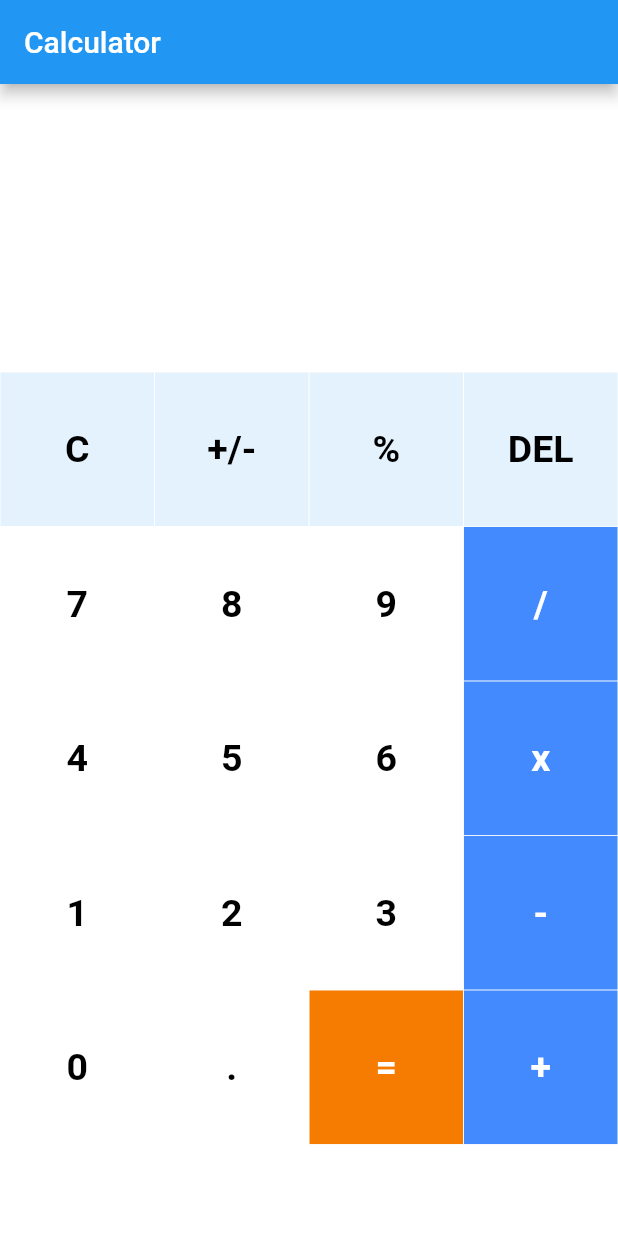
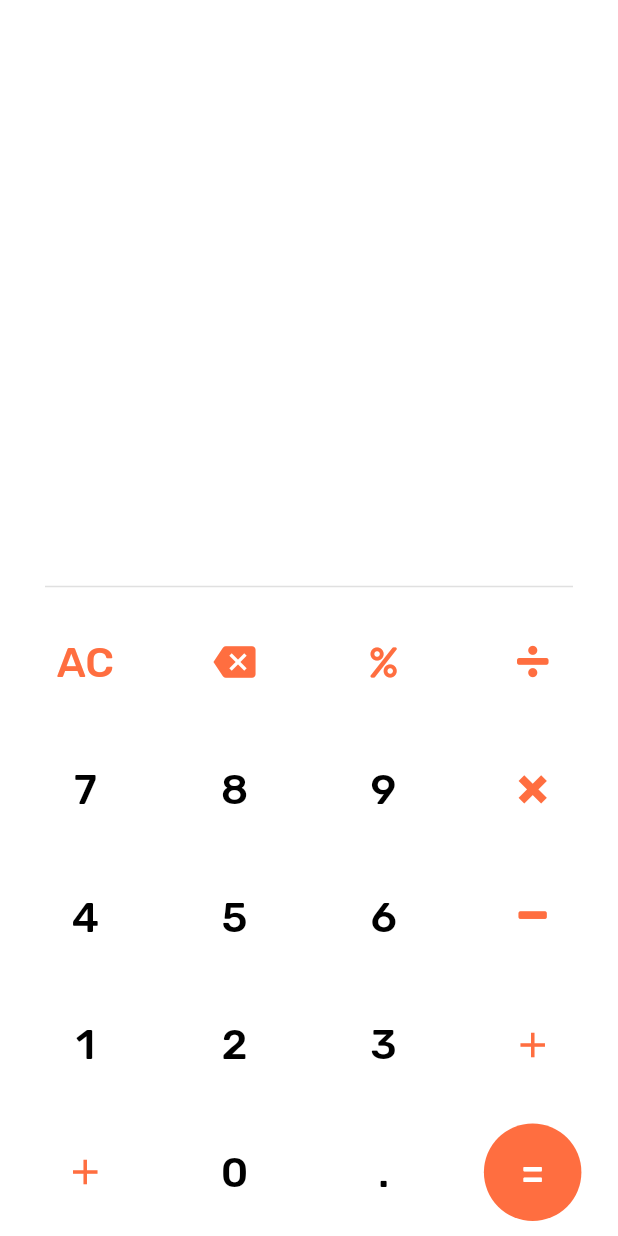
Before and after one commit to qadher/flutter-calculator, a Flutter app: the screen it shows after launch, on a phone screen of 412 x 824 dp. Run offline on Flutter 3.47's test engine with Material 2 defaults, Android fonts, the phone set to English and light mode, and no system bars; our stand-ins replace math_expressions.

Commit message:
demo done

```diff
--- /dev/null
+++ b/lib/calculatorButton.dart
@@ -0,0 +1,48 @@
+import 'package:flutter/material.dart';
+
+class CalculatorButton extends StatelessWidget {
+  final String text;
+  final Color textColor;
+  final Color fillColor;
+  final double textSize;
+  final Function callback;
+
+  const CalculatorButton({Key? key,
+    this.text = '',
+    this.textColor = Colors.black,
+    this.fillColor = Colors.white,
+    this.textSize = 28,
+    required this.callback,
+  }) : super(key: key);
+
+  @override
+  Widget build(BuildContext context) {
+    return Container(
+      margin: EdgeInsets.all(10),
+      child: SizedBox(
+        width: 65,
+        height: 65,
+        child: TextButton(
+          style: ButtonStyle(
+              backgroundColor: MaterialStateProperty.all(fillColor),
+              overlayColor: MaterialStateProperty.all(Colors.grey[50]),
+              // animationDuration: Duration(seconds: 70),
+              shape: MaterialStateProperty.all(RoundedRectangleBorder(
+            borderRadius: BorderRadius.circular(50),
+          ))),
+          onPressed: () {
+            callback(text);
+          },
+          child: Text(
+            text,
+            style: TextStyle(
+              fontFamily: 'Rubik',
+              fontSize: textSize,
+              color: textColor,
+            ),
+          ),
+        ),
+      ),
+    );
+  }
+}
--- /dev/null
+++ b/lib/calculatorIconButton.dart
@@ -0,0 +1,45 @@
+import 'package:flutter/material.dart';
+
+class CalculatorIconButton extends StatelessWidget {
+  final Color textColor;
+  final Color fillColor;
+  final Icon buttonIcon;
+  final Function callback;
+  final String text;
+
+  const CalculatorIconButton({Key? key,
+    this.textColor = Colors.deepOrangeAccent,
+    this.fillColor = Colors.white,
+    required this.buttonIcon,
+    required this.callback,
+    required this.text,
+  }) : super(key: key);
+
+
+
+  @override
+  Widget build(BuildContext context) {
+    return Container(
+      margin: EdgeInsets.all(10),
+      child: SizedBox(
+        width: 65,
+        height: 65,
+        child: Ink(
+    decoration: ShapeDecoration(
+    color: fillColor,
+    shape: RoundedRectangleBorder(borderRadius: BorderRadius.circular(50)),
+    ),
+
+    child:  IconButton(
+           icon: buttonIcon,
+        iconSize: 28,
+        color: Colors.deepOrangeAccent, onPressed: () { callback(text); },
+      ),
+          // onPressed: () {
+          //   callback(text);
+          // },
+        ),
+      ),
+      );
+  }
+}
--- /dev/null
+++ b/lib/custom_icon_icons.dart
@@ -0,0 +1,41 @@
+/// Flutter icons CustomIcon
+/// Copyright (C) 2021 by original authors @ fluttericon.com, fontello.com
+/// This font was generated by FlutterIcon.com, which is derived from Fontello.
+///
+/// To use this font, place it in your fonts/ directory and include the
+/// following in your pubspec.yaml
+///
+/// flutter:
+///   fonts:
+///    - family:  CustomIcon
+///      fonts:
+///       - asset: fonts/CustomIcon.ttf
+///
+///
+/// * Font Awesome 4, Copyright (C) 2016 by Dave Gandy
+///         Author:    Dave Gandy
+///         License:   SIL ()
+///         Homepage:  http://fortawesome.github.com/Font-Awesome/
+/// * Iconic, Copyright (C) 2012 by P.J. Onori
+///         Author:    P.J. Onori
+///         License:   SIL (http://scripts.sil.org/OFL)
+///         Homepage:  http://somerandomdude.com/work/iconic/
+/// * Font Awesome 5, Copyright (C) 2016 by Dave Gandy
+///         Author:    Dave Gandy
+///         License:   SIL (https://github.com/FortAwesome/Font-Awesome/blob/master/LICENSE.txt)
+///         Homepage:  http://fortawesome.github.com/Font-Awesome/
+///
+import 'package:flutter/widgets.dart';
+
+class CustomIcon {
+  CustomIcon._();
+
+  static const _kFontFam = 'CustomIcon';
+  static const String? _kFontPkg = null;
+
+  static const IconData minus = IconData(0xe800, fontFamily: _kFontFam, fontPackage: _kFontPkg);
+  static const IconData cancel = IconData(0xe801, fontFamily: _kFontFam, fontPackage: _kFontPkg);
+  static const IconData percent = IconData(0xf295, fontFamily: _kFontFam, fontPackage: _kFontPkg);
+  static const IconData divide = IconData(0xf529, fontFamily: _kFontFam, fontPackage: _kFontPkg);
+  static const IconData equals = IconData(0xf52c, fontFamily: _kFontFam, fontPackage: _kFontPkg);
+}
--- a/lib/homePage.dart
+++ b/lib/homePage.dart
@@ -1,189 +1,159 @@
-import 'package:calculator/myButton.dart';
+import 'package:calculator/calculatorButton.dart';
+import 'package:calculator/calculatorIconButton.dart';
+import 'package:calculator/custom_icon_icons.dart';
 import 'package:flutter/material.dart';
 import 'package:math_expressions/math_expressions.dart';
 
 class HomePage extends StatefulWidget {
+  const HomePage({Key? key}) : super(key: key);
+
   @override
   _HomePageState createState() => _HomePageState();
 }
 
 class _HomePageState extends State<HomePage> {
-  var userInput = '';
-  var answer = '';
 
-// Array of button
-  final List<String> buttons = [
-    'C',
-    '+/-',
-    '%',
-    'DEL',
-    '7',
-    '8',
-    '9',
-    '/',
-    '4',
-    '5',
-    '6',
-    'x',
-    '1',
-    '2',
-    '3',
-    '-',
-    '0',
-    '.',
-    '=',
-    '+',
-  ];
+  String _history = '';
+  String _expression = '';
+
+  void numClick(String text){
+    setState(() {
+      _expression += text;
+    });
+  }
+
+  void allClear(String text){
+    setState(() {
+      _expression = '';
+      _history = '';
+    });
+  }
+
+  void clear(String text){
+    setState(() {
+      _expression = '';
+    });
+  }
+
+  void evaluate(String text){
+    Parser p = Parser();
+    Expression exp = p.parse(_expression);
+    ContextModel cm = ContextModel();
+    double eval = exp.evaluate(EvaluationType.REAL, cm);
+
+    setState(() {
+      _history = _expression;
+      _expression = eval.toString();
+    });
+  }
 
   @override
   Widget build(BuildContext context) {
-    return Scaffold(
-      appBar: new AppBar(
-        title: new Text("Calculator"),
-      ), //AppBar
-      backgroundColor: Colors.white38,
+    return MaterialApp(
+      title: 'Calculator',
+      home: Scaffold(
+        backgroundColor: Color(0xFFFFFFFF),
         body: Column(
-        children: <Widget>[
-          Expanded(
-            child: Container(
-              child: Column(
-                  mainAxisAlignment: MainAxisAlignment.spaceEvenly,
-                  children: <Widget>[
+          mainAxisAlignment: MainAxisAlignment.end,
+          children: [
             Container(
-                      padding: EdgeInsets.all(20),
-                      alignment: Alignment.centerRight,
+              padding: EdgeInsets.only(right: 12),
               child: Text(
-                        userInput,
-                        style: TextStyle(fontSize: 18, color: Colors.white),
+                _history,
+                style: TextStyle(
+                  fontFamily: 'Rubik',
+                  fontSize: 24,
+                  color: Colors.black54,
                 ),
               ),
+              alignment: Alignment(1, 1),
+            ),
             Container(
-                      padding: EdgeInsets.all(15),
-                      alignment: Alignment.centerRight,
+              padding: EdgeInsets.all(12),
               child: Text(
-                        answer,
+                _expression,
                 style: TextStyle(
-                            fontSize: 30,
-                            color: Colors.white,
-                            fontWeight: FontWeight.bold),
-                      ),
-                    )
-                  ]),
+                  fontFamily: 'Rubik',
+                  fontSize: 48,
+                  color: Colors.black,
                 ),
               ),
-          Expanded(
-            flex: 3,
-            child: Container(
-              child: GridView.builder(
-                  itemCount: buttons.length,
-                  gridDelegate: SliverGridDelegateWithFixedCrossAxisCount(
-                      crossAxisCount: 4),
-                  itemBuilder: (BuildContext context, int index) {
-                    // Clear Button
-                    if (index == 0) {
-                      return MyButton(
-                        buttontapped: () {
-                          setState(() {
-                            userInput = '';
-                            answer = '0';
-                          });
-                        },
-                        buttonText: buttons[index],
-                        color: Colors.blue[50],
-                        textColor: Colors.black,
-                      );
-                    }
+              alignment: Alignment(1, 1),
+            ),
+            Divider(thickness: 1, indent: 30,endIndent: 30,),
+            Row(
+              mainAxisAlignment: MainAxisAlignment.spaceEvenly,
+              children: [
+                normalButton(buttonText: 'AC', textColor: Colors.deepOrangeAccent, callback: allClear,),
+                CalculatorIconButton(buttonIcon: Icon(Icons.backspace), text: 'C', callback: clear,),
+                CalculatorIconButton(buttonIcon: Icon(CustomIcon.percent, size: 20,), callback: numClick, text: '%',),
+                CalculatorIconButton(buttonIcon: Icon(CustomIcon.divide, size: 24,), callback: numClick, text: '/',),
 
-                    // +/- button
-                    else if (index == 1) {
-                      return MyButton(
-                        buttonText: buttons[index],
-                        color: Colors.blue[50],
-                        textColor: Colors.black,
-                      );
-                    }
-                    // % Button
-                    else if (index == 2) {
-                      return MyButton(
-                        buttontapped: () {
-                          setState(() {
-                            userInput += buttons[index];
-                          });
-                        },
-                        buttonText: buttons[index],
-                        color: Colors.blue[50],
-                        textColor: Colors.black,
-                      );
-                    }
-                    // Delete Button
-                    else if (index == 3) {
-                      return MyButton(
-                        buttontapped: () {
-                          setState(() {
-                            userInput =
-                                userInput.substring(0, userInput.length - 1);
-                          });
-                        },
-                        buttonText: buttons[index],
-                        color: Colors.blue[50],
-                        textColor: Colors.black,
-                      );
-                    }
-                    // Equal_to Button
-                    else if (index == 18) {
-                      return MyButton(
-                        buttontapped: () {
-                          setState(() {
-                            equalPressed();
-                          });
-                        },
-                        buttonText: buttons[index],
-                        color: Colors.orange[700],
-                        textColor: Colors.white,
-                      );
-                    }
-
-                    // other buttons
-                    else {
-                      return MyButton(
-                        buttontapped: () {
-                          setState(() {
-                            userInput += buttons[index];
-                          });
-                        },
-                        buttonText: buttons[index],
-                        color: isOperator(buttons[index])
-                            ? Colors.blueAccent
-                            : Colors.white,
-                        textColor: isOperator(buttons[index])
-                            ? Colors.white
-                            : Colors.black,
-                      );
-                    }
-                  }), // GridView.builder
+              ],
             ),
+            Row(
+              mainAxisAlignment: MainAxisAlignment.spaceEvenly,
+              children: [
+                normalButton(buttonText: '7', callback: numClick),
+                normalButton(buttonText: '8', callback: numClick),
+                normalButton(buttonText: '9', callback: numClick),
+                CalculatorIconButton(buttonIcon: Icon(CustomIcon.cancel, size: 24,), callback: numClick, text: '*',),
+              ],
+            ),
+            Row(
+              mainAxisAlignment: MainAxisAlignment.spaceEvenly,
+              children: [
+                normalButton(buttonText: '4', callback: numClick),
+                normalButton(buttonText: '5', callback: numClick),
+                normalButton(buttonText: '6', callback: numClick),
+                CalculatorIconButton(buttonIcon: Icon(CustomIcon.minus, size: 24,), callback: numClick, text: '-',)
+              ],
+            ),
+            Row(
+              mainAxisAlignment: MainAxisAlignment.spaceEvenly,
+              children: [
+                normalButton(buttonText: '1', callback: numClick),
+                normalButton(buttonText: '2', callback: numClick),
+                normalButton(buttonText: '3', callback: numClick),
+                CalculatorIconButton(buttonIcon: Icon(Icons.add), callback: numClick, text: '+',),
+              ],
+            ),
+            Row(
+              mainAxisAlignment: MainAxisAlignment.spaceEvenly,
+              children: [
+                CalculatorIconButton(buttonIcon: Icon(Icons.add), callback: numClick, text: '00',),
+                normalButton(buttonText: '0', callback: numClick),
+                normalButton(buttonText: '.', callback: numClick),
+                equalToButton(buttonText: '=', callback: evaluate),
+              ],
             ),
           ],
+        ),
       ),
     );
   }
 
-  bool isOperator(String x) {
-    if (x == '/' || x == 'x' || x == '-' || x == '+' || x == '=') {
-      return true;
-    }
-    return false;
+  Widget normalButton({required String buttonText, Color textColor = Colors.black, required Function callback}) {
+    return Container(
+      child: CalculatorButton(
+        text: buttonText,
+        textColor: textColor,
+        fillColor: Colors.white,
+          callback: callback,
+
+      ),
+    );
   }
 
-// function to calculate the input operation
-  void equalPressed() {
-    String finaluserinput = userInput;
-    finaluserinput = userInput.replaceAll('x', '*');
+  Widget equalToButton({required String buttonText, required Function callback}) {
+    return Container(
+      child: CalculatorButton(
+        text: buttonText,
+        textColor: Colors.white,
+        fillColor: Colors.deepOrangeAccent, callback: callback,
 
-    Parser p = Parser();
-    Expression exp = p.parse(finaluserinput);
-    ContextModel cm = ContextModel();
-    double eval = exp.evaluate(EvaluationType.REAL, cm);
-    answer = eval.toString();
+      ),
+    );
+
   }
 }
--- a/lib/myButton.dart
+++ /dev/null
@@ -1,45 +0,0 @@
-import 'package:flutter/material.dart';
-
-// creating Stateless Wideget for buttons
-class MyButton extends StatelessWidget {
-
-// declaring variables
-  final color;
-  final textColor;
-  final String buttonText;
-  final buttontapped;
-
-//Constructor
-  MyButton({
-    this.color,
-    this.textColor,
-    required this.buttonText,
-    this.buttontapped,
-  });
-
-  @override
-  Widget build(BuildContext context) {
-    return GestureDetector(
-      onTap: buttontapped,
-      child: Padding(
-        padding: const EdgeInsets.all(0.2),
-        child: ClipRRect(
-          // borderRadius: BorderRadius.circular(25),
-          child: Container(
-            color: color,
-            child: Center(
-              child: Text(
-                buttonText,
-                style: TextStyle(
-                  color: textColor,
-                  fontSize: 25,
-                  fontWeight: FontWeight.bold,
-                ),
-              ),
-            ),
-          ),
-        ),
-      ),
-    );
-  }
-}
```
Also changed, not shown: pubspec.yaml (+9 -7 lines), assets/fonts/Rubik-VariableFont.ttf (added), assets/icons/CustomIcon.ttf (added). Lines whose indentation alone changed are shown as unchanged.
